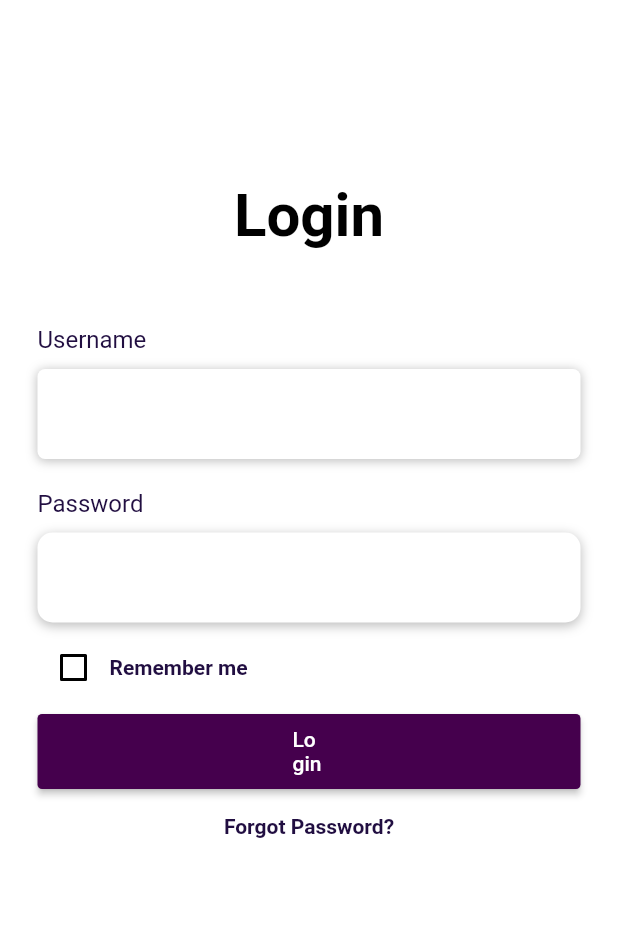
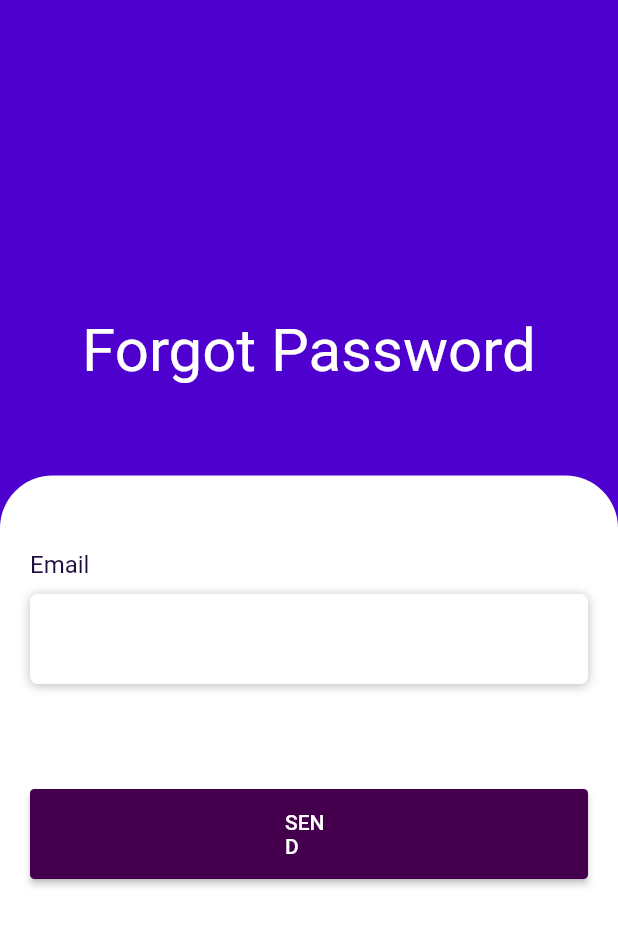
Before and after one commit to aratane/warehouseapp, a Flutter app: the screen it shows after launch, after a tap on "Forgot Password?", on a phone screen of 412 x 824 dp. Shown: the top 926 px of the screen. Run offline on Flutter 3.47's test engine with Material 2 defaults, Android fonts, the phone set to English and light mode, and no system bars; our stand-ins replace flutter_otp_text_field.

Commit message:
update tuntas login screen

```diff
--- /dev/null
+++ b/lib/forgotPassScreen.dart
@@ -0,0 +1,103 @@
+import 'package:flutter/material.dart';
+import 'package:warehouse/verificationScreen.dart';
+
+class ForgotPassScreen extends StatefulWidget {
+  const ForgotPassScreen({Key? key}) : super(key: key);
+
+  @override
+  _ForgotPassScreen createState() => _ForgotPassScreen();
+}
+
+class _ForgotPassScreen extends State<ForgotPassScreen> {
+
+  @override
+  Widget build(BuildContext context) {
+    return Scaffold(
+      backgroundColor: const Color(0xff4E00CE),
+      body: Column(
+        children: [
+          const SizedBox(height: 150),
+          Container(
+            padding: const EdgeInsets.symmetric(vertical: 60),
+            alignment: Alignment.bottomCenter,
+            child: const Text(
+              "Forgot Password",
+              style: TextStyle(
+                color: Colors.white,
+                fontSize: 40,
+                fontWeight: FontWeight.normal
+              ),
+            ),
+          ),
+          Expanded(
+            child: Container(
+              padding: const EdgeInsets.symmetric(horizontal: 20),
+              constraints: const BoxConstraints.expand(),
+              decoration: const BoxDecoration(
+                  color: Colors.white,
+                  borderRadius: BorderRadius.only(
+                      topLeft: Radius.circular(35),
+                      topRight: Radius.circular(35))),
+              child: Column(
+                crossAxisAlignment: CrossAxisAlignment.start,
+                children: <Widget>[
+                  const SizedBox(height: 50),
+                  const Text(
+                    "Email",
+                    style: TextStyle(
+                      color: Color(0xff210E41),
+                      fontSize: 16,
+                      fontWeight: FontWeight.normal
+                    ),
+                  ),
+                  const SizedBox(height: 10),
+                  Container(
+                    alignment: Alignment.centerLeft,
+                    decoration: BoxDecoration(
+                      color: Colors.white,
+                      borderRadius: BorderRadius.circular(5),
+                      boxShadow: const [
+                        BoxShadow(
+                            color: Colors.black26,
+                            blurRadius: 5,
+                            offset: Offset(0,1)
+                        )
+                      ],
+                    ),
+                    height: 60,
+                      child: const TextField(
+                        keyboardType: TextInputType.text,
+                        style: TextStyle(
+                          color: Colors.black,
+                        ),
+                        decoration: InputDecoration(
+                          border: InputBorder.none,
+                          contentPadding: EdgeInsets.all(10),
+                        ),
+                      ),
+                  ),
+                  // Untuk jarak top dan bottom Button SEND
+                  const SizedBox(height: 70),
+                  ElevatedButton(
+                    onPressed: () {
+                      Navigator.push(context, MaterialPageRoute(builder: (context) => VerificationScreen()));
+                    },
+                    style: ElevatedButton.styleFrom(
+                      primary: const Color(0xff45004D),
+                      fixedSize: const Size(400, 60),
+                      padding: const EdgeInsets.symmetric(horizontal: 170),
+                      shape: RoundedRectangleBorder(
+                        borderRadius: BorderRadius.circular(3)
+                      )
+                    ),
+                    child: const Text('SEND'),
+                  ),
+                ],
+              ),
+            ),
+          )
+        ],
+      ),
+    );
+  }
+}
--- a/lib/loginScreen.dart
+++ b/lib/loginScreen.dart
@@ -1,5 +1,6 @@
 import 'package:flutter/material.dart';
 import 'package:flutter/services.dart';
+import 'forgotPassScreen.dart';
 
 class LoginScreen extends StatefulWidget {
   const LoginScreen({Key? key}) : super(key: key);
@@ -96,7 +97,7 @@ class _LoginScreenState extends State<LoginScreen> {
               contentPadding: EdgeInsets.all(10),
             ),
           ),
-        )
+        ),
       ],
     );
   }
@@ -158,7 +159,9 @@ class _LoginScreenState extends State<LoginScreen> {
     return Container(
       alignment: Alignment.center,
       child: TextButton(
-        onPressed: () {},
+        onPressed: () {
+          Navigator.push(context, MaterialPageRoute(builder: (context) => ForgotPassScreen()));
+        },
         child: Text(
           'Forgot Password?',
           style: TextStyle(
--- a/pubspec.yaml
+++ b/pubspec.yaml
@@ -31,9 +31,11 @@ dependencies:
     sdk: flutter
 
 
+
   # The following adds the Cupertino Icons font to your application.
   # Use with the CupertinoIcons class for iOS style icons.
   cupertino_icons: ^1.0.2
+  flutter_otp_text_field: ^1.0.0
 
 dev_dependencies:
   flutter_test:
@@ -59,7 +61,7 @@ flutter:
 
   # To add assets to your application, add an assets section, like this:
   # assets:
-  #   - images/a_dot_burr.jpeg
+  #   - images/a_dot_ham.jpeg
   #   - images/a_dot_ham.jpeg
 
   # An image asset can refer to one or more resolution-specific "variants", see
```
Also changed, not shown: lib/newPassScreen.dart (added, +166 -0 lines), lib/verificationScreen.dart (added, +77 -0 lines), assets/images/ayachan.jpg (added), lib/main.dart (line endings or trailing spaces), pubspec.lock.
